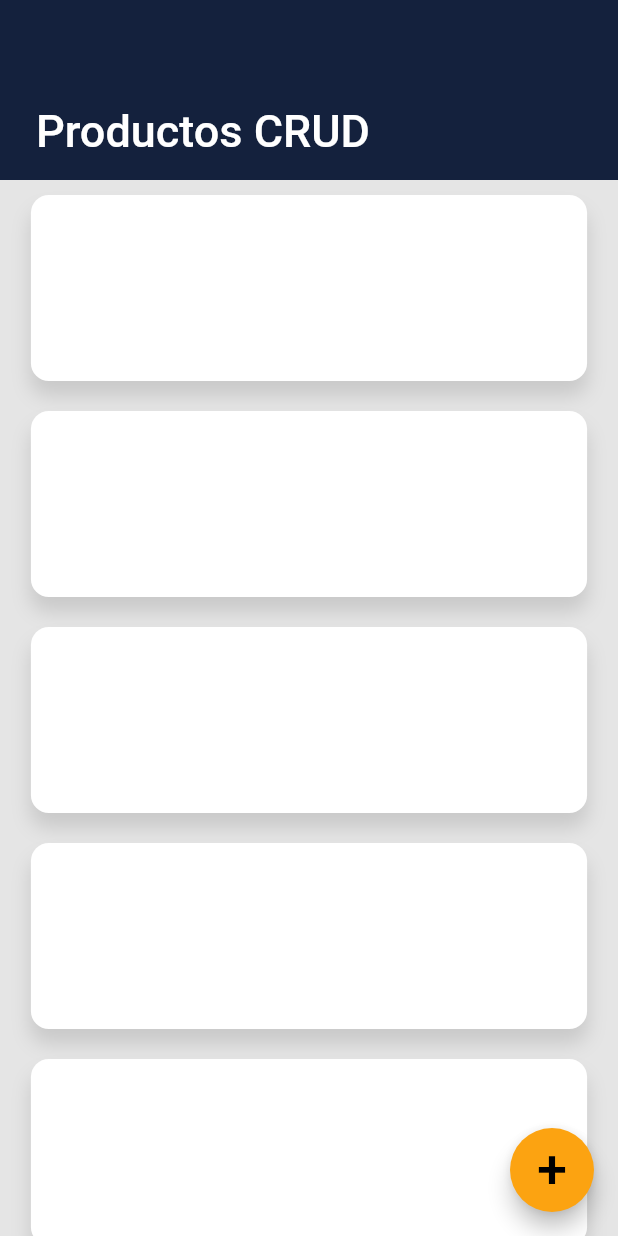
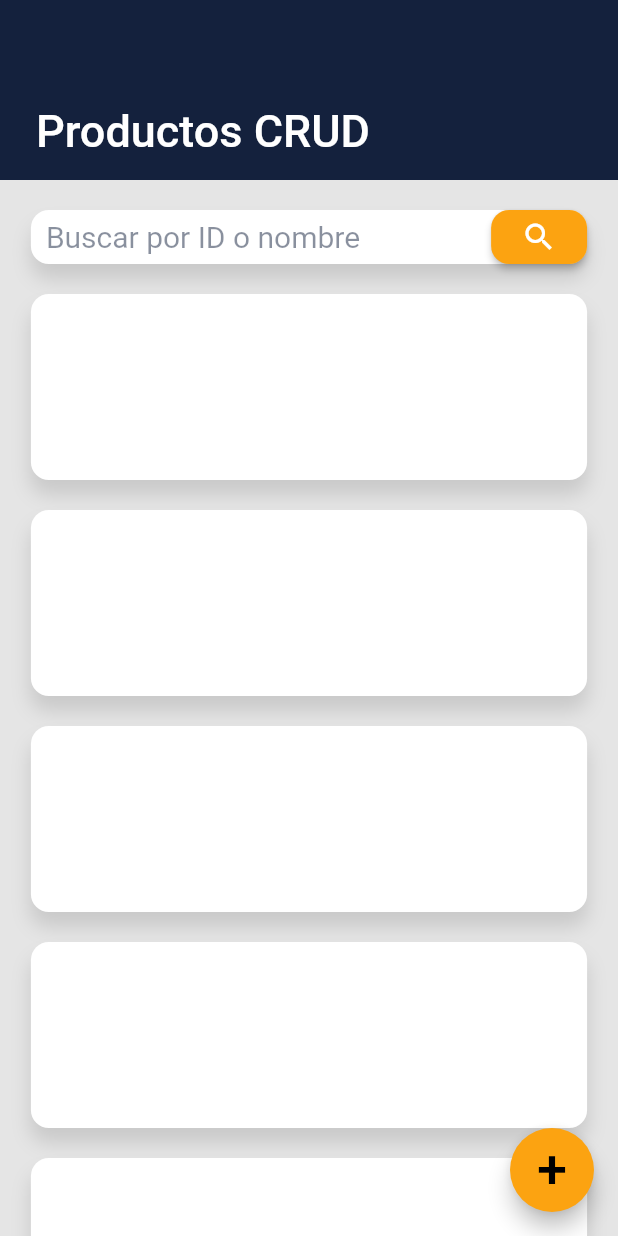
Before and after one commit to ENez7/Products_app, a Flutter app: the screen it shows after launch, on a phone screen of 412 x 824 dp. Run offline on Flutter 3.47's test engine with Material 2 defaults, Android fonts, the phone set to English and light mode, and no system bars; our stand-ins replace google_fonts.

Commit message:
Added search bar

```diff
--- a/analysis_options.yaml
+++ b/analysis_options.yaml
@@ -22,6 +22,7 @@ linter:
   # `// ignore_for_file: name_of_lint` syntax on the line or in the file
   # producing the lint.
   rules:
+    prefer_const_constructors: false
     # avoid_print: false  # Uncomment to disable the `avoid_print` rule
     # prefer_single_quotes: true  # Uncomment to enable the `prefer_single_quotes` rule
 
--- a/lib/constants/colors.dart
+++ b/lib/constants/colors.dart
@@ -3,4 +3,5 @@ import 'package:flutter/material.dart';
 class ConstColors {
   static const Color appBar = Color(0xff14213D);
   static const Color buttons = Color(0xffFCA311);
+  static Color fonts = Color(0xff14213D).withOpacity(0.5);
 }
--- a/lib/pages/home.dart
+++ b/lib/pages/home.dart
@@ -1,7 +1,8 @@
+import 'package:ecommerce_platform/widgets/search_bar.dart';
+import 'package:flutter/material.dart';
 import 'package:ecommerce_platform/constants/colors.dart';
 import 'package:ecommerce_platform/widgets/products_card.dart';
 import 'package:ecommerce_platform/widgets/sliverappbar.dart';
-import 'package:flutter/material.dart';
 
 class HomePage extends StatefulWidget {
   const HomePage({Key? key}) : super(key: key);
@@ -58,6 +59,7 @@ class ColumnData extends StatelessWidget {
   Widget build(BuildContext context) {
     return Column(
       children: const [
+        SearchBar(),
         ProductsCard(
           productName: '',
           productPrice: '',
--- /dev/null
+++ b/lib/widgets/search_bar.dart
@@ -0,0 +1,64 @@
+import 'package:ecommerce_platform/constants/colors.dart';
+import 'package:flutter/material.dart';
+import 'package:google_fonts/google_fonts.dart';
+
+class SearchBar extends StatelessWidget {
+  const SearchBar({Key? key}) : super(key: key);
+
+  @override
+  Widget build(BuildContext context) {
+    final _mediaQuery = MediaQuery.of(context).size;
+    return Center(
+      child: Container(
+        margin: const EdgeInsets.only(
+          bottom: 10.0,
+          top: 20.0,
+        ),
+        width: _mediaQuery.width * 0.9,
+        height: 36.0,
+        decoration: BoxDecoration(
+          color: Colors.white,
+          borderRadius: BorderRadius.circular(12.0),
+          boxShadow: const [
+            BoxShadow(
+              color: Colors.black12,
+              blurRadius: 10,
+              offset: Offset(0, 10),
+            ),
+          ],
+        ),
+        child: Row(
+          mainAxisAlignment: MainAxisAlignment.start,
+          children: [
+            Padding(
+              padding: const EdgeInsets.only(
+                left: 10.0,
+              ),
+              child: Text(
+                'Buscar por ID o nombre',
+                textAlign: TextAlign.left,
+                style: GoogleFonts.roboto(
+                  textStyle: TextStyle(
+                    fontSize: 20,
+                    fontWeight: FontWeight.w400,
+                    color: ConstColors.fonts,
+                  ),
+                ),
+              ),
+            ),
+            Spacer(),
+            ElevatedButton(
+              onPressed: () {},
+              child: Icon(Icons.search),
+              style: ElevatedButton.styleFrom(
+                  primary: ConstColors.buttons,
+                  shape: RoundedRectangleBorder(
+                    borderRadius: BorderRadius.circular(12),
+                  )),
+            ),
+          ],
+        ),
+      ),
+    );
+  }
+}
```
Also changed, not shown: pubspec.yaml (+4 -3 lines), assets/bg.jpg (added), lib/google_fonts/Roboto-BlackItalic.ttf (added), lib/google_fonts/Roboto-Bold.ttf (added), lib/google_fonts/Roboto-BoldItalic.ttf (added), lib/google_fonts/Roboto-Italic.ttf (added), lib/google_fonts/Roboto-Light.ttf (added), lib/google_fonts/Roboto-LightItalic.ttf (added), lib/google_fonts/Roboto-Medium.ttf (added), lib/google_fonts/Roboto-MediumItalic.ttf (added), lib/google_fonts/Roboto-Regular.ttf (added), lib/google_fonts/Roboto-Thin.ttf (added), lib/google_fonts/Roboto-ThinItalic.ttf (added), pubspec.lock.
